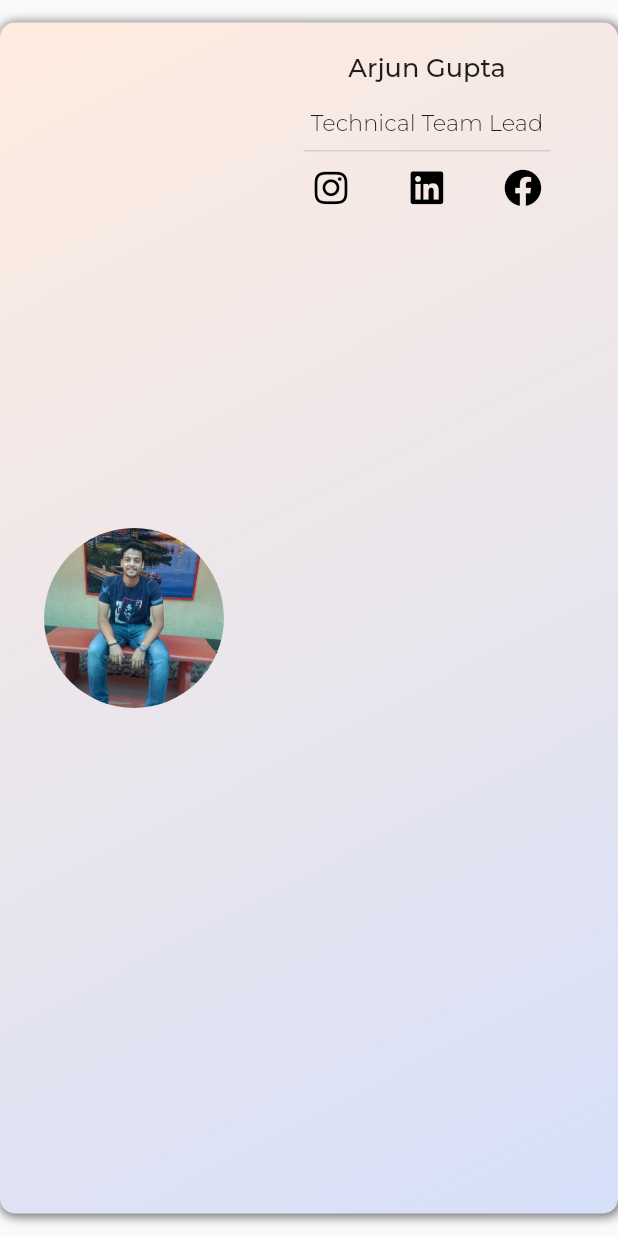
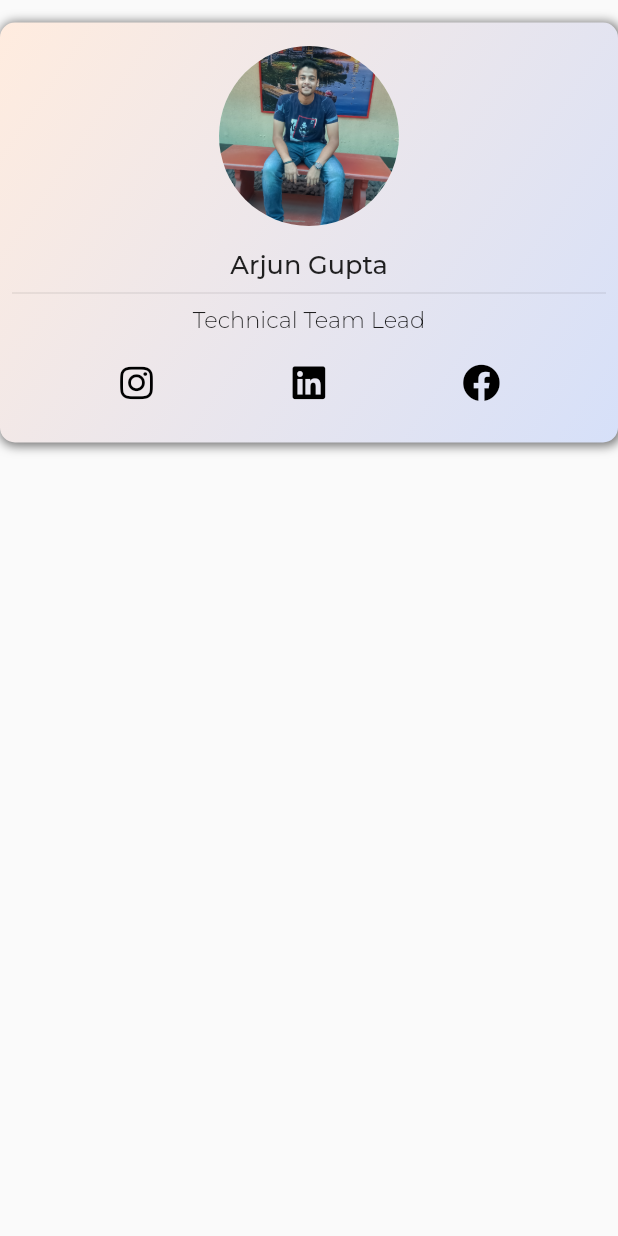
Before and after one commit to Sochem/Sochem-App, a Flutter app: the AppDevTile widget shown alone on an empty page, opened directly, on a phone screen of 412 x 824 dp. Run offline on Flutter 3.47's test engine with Material 2 defaults, Android fonts, the phone set to English and light mode, and no system bars; our stand-ins replace cached_network_image, carousel_slider, flutter_dotenv, flutter_html, font_awesome_flutter, google_fonts and 1 more; missing offline and left inert: google_one_tap_sign_in, shape_of_view_null_safe; accounts and stored records are empty; network calls fail.

Commit message:
Listview + Info Corrections

```diff
--- a/lib/screen/feed.dart
+++ b/lib/screen/feed.dart
@@ -217,6 +217,7 @@ class _FeedScreenState extends State<FeedScreen> {
                 }
                 if (snapshot.connectionState == ConnectionState.done) {
                   return ListView.builder(
+                      padding: EdgeInsets.zero,
                       itemCount: _posts.length,
                       itemBuilder: (BuildContext context, int index) {
                         return _buildPost(index);
--- a/lib/screen/info.dart
+++ b/lib/screen/info.dart
@@ -106,10 +106,9 @@ class _InformationState extends State<Information> {
                       textStyle: TextStyle(
                         fontSize: 25,
                         fontWeight: FontWeight.w700,
-
-                        // letterSpacing: 1.2,
                       ),
                     ),
+                    textAlign: TextAlign.center,
                   ),
                   SizedBox(
                     height: 22,
@@ -169,12 +168,11 @@ class AppDevTile extends StatelessWidget {
     return Padding(
       padding: const EdgeInsets.symmetric(vertical: 15.0),
       child: Container(
-        child: Row(
+        height: 280,
+        child: Column(
           mainAxisAlignment: MainAxisAlignment.spaceEvenly,
           children: [
-            Padding(
-                padding: const EdgeInsets.all(8.0),
-                child: Container(
+            Container(
               width: 120,
               height: 120,
               decoration: BoxDecoration(
@@ -185,10 +183,8 @@ class AppDevTile extends StatelessWidget {
                   image: AssetImage(pic),
                 ),
               ),
-                )),
-            Padding(
-              padding: const EdgeInsets.fromLTRB(10, 20, 10, 8),
-              child: Column(
+            ),
+            Column(
               children: [
                 Text(
                   name,
@@ -199,7 +195,10 @@ class AppDevTile extends StatelessWidget {
                     ),
                   ),
                 ),
-                  Divider(),
+                Padding(
+                  padding: const EdgeInsets.symmetric(horizontal: 8),
+                  child: Divider(),
+                ),
                 Text(
                   designation,
                   style: GoogleFonts.montserrat(
@@ -209,45 +208,37 @@ class AppDevTile extends StatelessWidget {
                     ),
                   ),
                 ),
-                  Padding(
-                    padding: const EdgeInsets.only(top: 10.0),
-                    child: Container(
-                      width: MediaQuery.of(context).size.width * 0.4,
-                      height: 1,
-                      color: Colors.black12,
-                    ),
-                  ),
+                SizedBox(height: 10),
                 Row(
                   mainAxisAlignment: MainAxisAlignment.spaceEvenly,
                   children: [
-                      Padding(
-                        padding: const EdgeInsets.fromLTRB(8, 0, 8, 8),
-                        child: IconButton(
+                    IconButton(
                       onPressed: () => launch(insta),
-                          icon: Icon(FontAwesomeIcons.instagram,
-                              color: Colors.black, size: 25.0),
+                      icon: Icon(
+                        FontAwesomeIcons.instagram,
+                        color: Colors.black,
+                        size: 25.0,
                       ),
                     ),
-                      Padding(
-                        padding: const EdgeInsets.fromLTRB(8, 0, 8, 8),
-                        child: IconButton(
+                    IconButton(
                       onPressed: () => launch(linkedin),
-                          icon: Icon(FontAwesomeIcons.linkedin,
-                              color: Colors.black, size: 25.0),
+                      icon: Icon(
+                        FontAwesomeIcons.linkedin,
+                        color: Colors.black,
+                        size: 25.0,
                       ),
                     ),
-                      Padding(
-                        padding: const EdgeInsets.fromLTRB(8, 0, 8, 8),
-                        child: IconButton(
+                    IconButton(
                       onPressed: () => launch(fb),
-                          icon: Icon(FontAwesomeIcons.facebook,
-                              color: Colors.black, size: 25.0),
+                      icon: Icon(
+                        FontAwesomeIcons.facebook,
+                        color: Colors.black,
+                        size: 25.0,
                       ),
                     )
                   ],
                 ),
               ],
-              ),
             )
           ],
         ),
--- a/lib/screen/people.dart
+++ b/lib/screen/people.dart
@@ -219,6 +219,7 @@ class _PeoplePageState extends State<PeoplePage> {
                     ],
                   )
                 : ListView.builder(
+                    padding: EdgeInsets.zero,
                     shrinkWrap: true,
                     physics: NeverScrollableScrollPhysics(),
                     // scrollDirection: Axis.vertical,
```
Also changed, not shown: lib/screen/groups.dart (+3 -5 lines), lib/screen/notif.dart (+6 -7 lines). Lines whose indentation alone changed are shown as unchanged.
